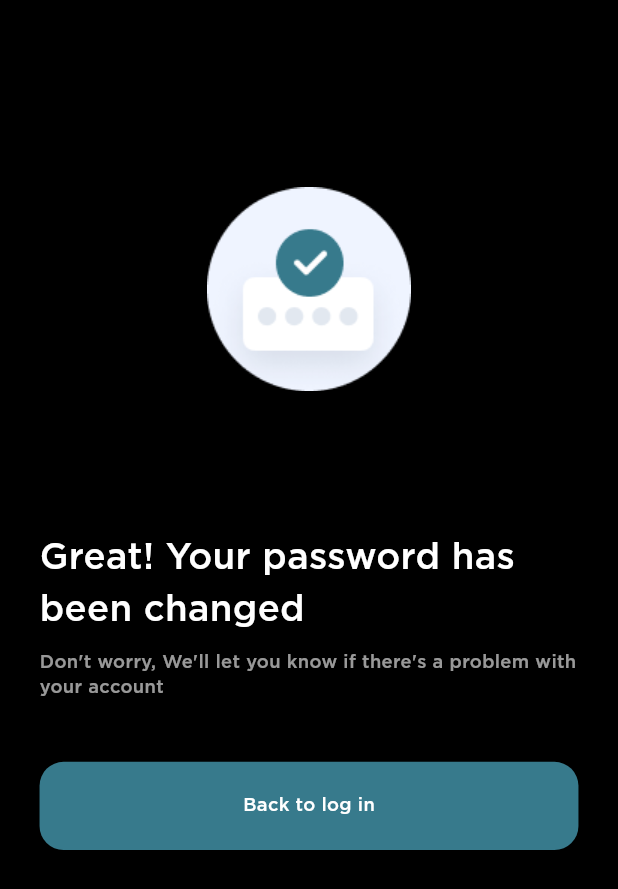
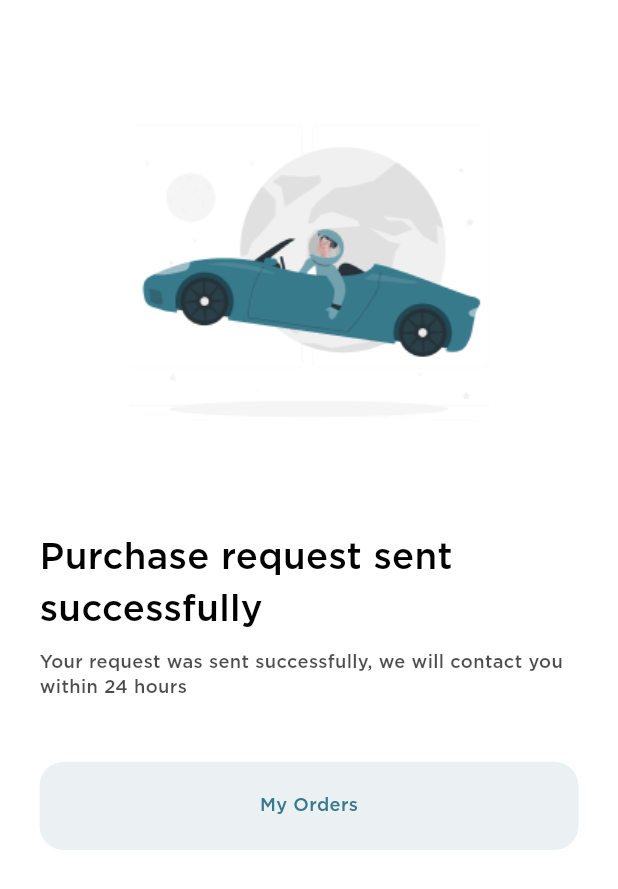
Before and after one commit to ezzAboElmakarem/bin-Omaria-Motors, a Flutter app: the SuccessScreenView screen opened directly, on a phone screen of 412 x 824 dp. Shown: the top 889 px of the screen. Run offline on Flutter 3.47's test engine with Material 3 defaults, Android fonts, the light colour scheme and no system bars; our stand-ins replace card_swiper, carousel_slider, country_code_picker, dio, easy_localization, flutter_image_compress and 7 more; accounts and stored records are empty.

Commit message:
feat(my account) : build (my account) view UI

```diff
--- a/assets/lang/en.json
+++ b/assets/lang/en.json
@@ -100,6 +100,10 @@
     "bank_transfer_receipt" : "Bank transfer receipt*",
     "id_photo" :  "Id photo*",
     "driving_license" : "Driving license*" ,
-    "agency_file" :  "Agency file"
+    "agency_file" :  "Agency file" ,
+    "my_account" : "My Account",
+    "purchase_success_title" : "Purchase request sent successfully",
+    "purchase_success_subtitle" : "Your request was sent successfully, we will contact you within 24 hours",
+    "my_orders" : "My Orders"
 
 }
--- a/lib/features/new_password/widgets/new_pass_confirm_button.dart
+++ b/lib/features/new_password/widgets/new_pass_confirm_button.dart
@@ -18,9 +18,9 @@ class NewPassConfirmButton extends StatelessWidget {
       onTap: () {
         RouteUtils.navigateTo(SuccessScreenView(
           image: AssetsData.newPassSuccess,
-          text1: 'new_pass_done_title'.tr(),
-          text2: 'new_pass_done_subtitle'.tr(),
-          widget: const SignInView(),
+          texttitle: 'new_pass_done_title'.tr(),
+          textSubtitle: 'new_pass_done_subtitle'.tr(),
+          navTo: const SignInView(),
           textButton: 'back_to_login'.tr(),
         ));
       },
--- a/lib/features/orders/widgets/accepted_state_widget.dart
+++ b/lib/features/orders/widgets/accepted_state_widget.dart
@@ -17,7 +17,7 @@ class AcceptedState extends StatelessWidget {
           // width: 100.w,
           height: 32.h,
           decoration: BoxDecoration(
-              color: const Color(0xffEDF8F0),
+              color: ColorStyles.lightBlueColor,
               borderRadius: BorderRadius.circular(12)),
           child: Padding(
             padding: EdgeInsets.symmetric(horizontal: 4.w),
--- a/lib/features/purchase/widgets/purchase_stepper.dart
+++ b/lib/features/purchase/widgets/purchase_stepper.dart
@@ -1,9 +1,9 @@
-import 'dart:developer';
-
+import 'package:bin_omaira_motors/features/my_account/views/my_account_view.dart';
 import 'package:bin_omaira_motors/features/purchase/widgets/first_step_content.dart';
 import 'package:bin_omaira_motors/features/purchase/widgets/second_step_content.dart';
 import 'package:bin_omaira_motors/features/purchase/widgets/third_step_content.dart';
 import 'package:bin_omaira_motors/helper/colors_styles.dart';
+import 'package:bin_omaira_motors/helper/routes.dart';
 import 'package:bin_omaira_motors/helper/text_styles.dart';
 import 'package:bin_omaira_motors/widgets/custom_button.dart';
 import 'package:easy_localization/easy_localization.dart';
@@ -23,7 +23,7 @@ class _PurchaseStepperState extends State<PurchaseStepper> {
   onStepContinue() {
     final isLastStep = currentStep == getSteps().length - 1;
     if (isLastStep) {
-      log("compelete");
+      RouteUtils.navigateTo(const MyAccoountView());
     } else {
       setState(() {
         currentStep += 1;
--- a/lib/features/register/widgets/register_button.dart
+++ b/lib/features/register/widgets/register_button.dart
@@ -19,9 +19,9 @@ class RegisterButton extends StatelessWidget {
           RouteUtils.navigateTo(
             SuccessScreenView(
                 image: AssetsData.successfullRegister,
-                text1: "successfully_registered".tr(),
-                text2: "successfully_registered_subtitle".tr(),
-                widget: const NavBarView(),
+                texttitle: "successfully_registered".tr(),
+                textSubtitle: "successfully_registered_subtitle".tr(),
+                navTo: const NavBarView(),
                 textButton: 'continue'.tr()),
           );
         });
--- a/lib/features/success_screen/views/success_screen_view.dart
+++ b/lib/features/success_screen/views/success_screen_view.dart
@@ -6,25 +6,36 @@ import 'package:flutter/material.dart';
 import 'package:flutter_screenutil/flutter_screenutil.dart';
 
 class SuccessScreenView extends StatelessWidget {
-  final String image, text1, text2, textButton;
-  final Widget widget;
-  const SuccessScreenView(
-      {super.key,
-      required this.image,
-      required this.text1,
-      required this.text2,
-      required this.widget,
-      required this.textButton});
+  final String image, texttitle, textSubtitle, textButton;
+  final Widget navTo;
+  final Color? backgroundColor,
+      textTitleColor,
+      textSubtitleColor,
+      buttonColor,
+      textButtonColor;
+  const SuccessScreenView({
+    super.key,
+    required this.image,
+    required this.texttitle,
+    required this.textSubtitle,
+    required this.navTo,
+    required this.textButton,
+    this.backgroundColor,
+    this.textTitleColor,
+    this.textSubtitleColor,
+    this.buttonColor,
+    this.textButtonColor,
+  });
 
   @override
   Widget build(BuildContext context) {
     return Scaffold(
-      backgroundColor: Colors.black,
+      backgroundColor: backgroundColor ?? Colors.black,
       body: SingleChildScrollView(
         child: Padding(
           padding: EdgeInsets.symmetric(horizontal: 24.w, vertical: 30.h),
           child: Column(
-            crossAxisAlignment: CrossAxisAlignment.start,
+            crossAxisAlignment: CrossAxisAlignment.center,
             children: [
               Image.asset(
                 image,
@@ -32,20 +43,23 @@ class SuccessScreenView extends StatelessWidget {
                 width: 327.w,
               ),
               Text(
-                text1,
-                style: TextStyles.textstyle24.copyWith(color: Colors.white),
+                texttitle,
+                style: TextStyles.textstyle24
+                    .copyWith(color: textTitleColor ?? Colors.white),
               ),
               SizedBox(height: 8.h),
               Text(
-                text2,
-                style: TextStyles.textstyle12
-                    .copyWith(color: ColorStyles.darkgreyColor),
+                textSubtitle,
+                style: TextStyles.textstyle12.copyWith(
+                    color: textSubtitleColor ?? ColorStyles.darkgreyColor),
               ),
               SizedBox(height: 40.h),
               CustomButton(
                 buttonText: textButton,
+                buttonColor: buttonColor,
+                textColor: textButtonColor,
                 onTap: () {
-                  RouteUtils.navigateAndPopUntilFirstPage(widget);
+                  RouteUtils.navigateAndPopUntilFirstPage(navTo);
                 },
               ),
             ],
--- a/lib/helper/assets.dart
+++ b/lib/helper/assets.dart
@@ -34,4 +34,5 @@ class AssetsData {
   static const door = 'assets/images/door.png';
   static const building = 'assets/images/building.png';
   static const nationalBank = 'assets/images/National_Bank.png';
+  static const flyingCar = 'assets/images/flying_car.png';
 }
--- a/lib/helper/colors_styles.dart
+++ b/lib/helper/colors_styles.dart
@@ -28,6 +28,7 @@ class ColorStyles {
   static Color signInButtonColor = const Color(0xff333E41);
   static Color redColor = const Color(0xffC2000B);
   static Color greenColor = const Color(0xff4CBD6B);
+  static Color lightBlueColor = const Color(0xffEDF8F0);
   static Color greyColor = const Color(0xffD9D9D9).withOpacity(0.2);
   static Color darkgreyColor = Colors.white.withOpacity(0.6);
   static Color blackColor = const Color(0xff101520);
```
Also changed, not shown: lib/features/my_account/views/my_account_view.dart (added, +37 -0 lines), assets/images/flying_car.png (added).
